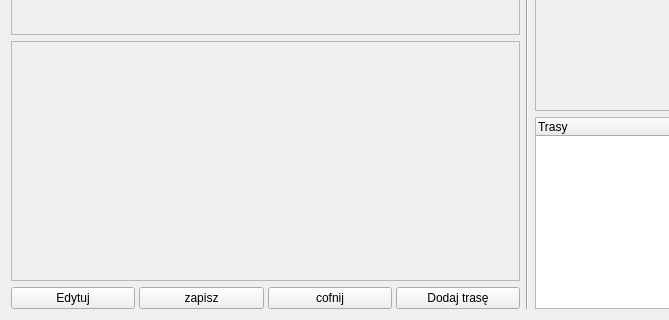
Old version of the form skalka.ui in the repository SzaryKarton/Kamyczki-; both pictures show x 0 to 669 and y 695 to 1015 of the 800 by 1015 pixel window.
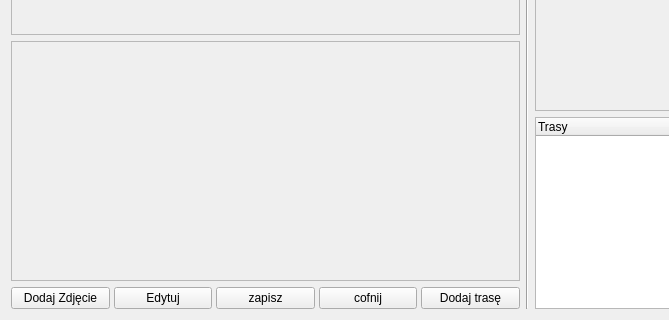
New version of the form.

The edit to the form file:
```diff
--- a/skalka.ui
+++ b/skalka.ui
@@ -55,13 +55,20 @@
         </widget>
        </item>
        <item>
-        <layout class="QHBoxLayout" name="horizontalLayout_3" stretch="0,0,0,0">
+        <layout class="QHBoxLayout" name="horizontalLayout_3" stretch="0,0,0,0,0">
          <property name="spacing">
           <number>4</number>
          </property>
          <property name="sizeConstraint">
           <enum>QLayout::SizeConstraint::SetFixedSize</enum>
          </property>
+         <item>
+          <widget class="QPushButton" name="dodajZdjecie">
+           <property name="text">
+            <string>Dodaj Zdjęcie</string>
+           </property>
+          </widget>
+         </item>
          <item>
           <widget class="QPushButton" name="edytuj">
            <property name="text">
```
Left out of the diff: 13 changed lines with no effect on the pictures.
